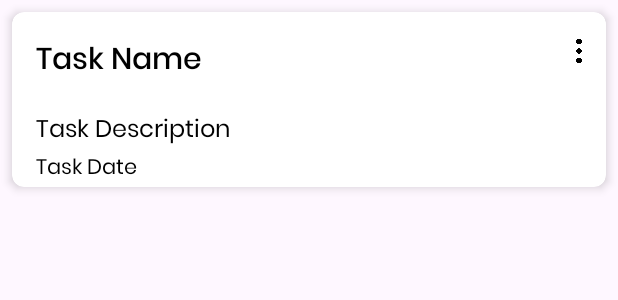
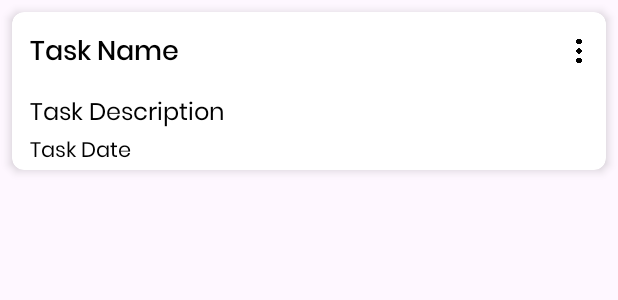
Before and after one commit to coderprem/fb-realtime-notes-app, an Android app: the layout task_row.xml on its own in the app's theme, with its tools: preview values and no code run, on a phone screen of 412 x 824 dp. Shown: the top 300 px of the screen. Run offline under Robolectric (Android 15) with nearby library versions, the phone set to English and light mode, and no system bars.

Commit message:
changed task_row

```diff
--- a/app/src/main/java/com/example/notes/MainActivity.kt
+++ b/app/src/main/java/com/example/notes/MainActivity.kt
@@ -180,9 +180,9 @@ class MainActivity : AppCompatActivity() {
     }
     private fun toggleAscText() :String {
         return if (sortByAsc) {
-            "Desc"
+            "Newest First"
         } else {
-            "Asc"
+            "Oldest First"
         }
     }
 }
--- a/app/src/main/res/layout/task_row.xml
+++ b/app/src/main/res/layout/task_row.xml
@@ -13,14 +13,15 @@
 
         <TextView
             android:id="@+id/tv_task_title"
-            android:layout_width="0dp"
+            android:layout_width="wrap_content"
+            android:maxWidth="200dp"
             android:layout_height="wrap_content"
-            android:layout_margin="16dp"
+            android:layout_margin="12dp"
             android:fontFamily="@font/poppins_medium"
             android:text="Task Name"
             android:textColor="@color/black"
             android:ems="10"
-            android:textSize="20sp"
+            android:textSize="18sp"
             android:maxLines="2"
             android:ellipsize="end"
             app:layout_constraintStart_toStartOf="parent"
@@ -30,7 +31,7 @@
             android:id="@+id/tv_task_description"
             android:layout_width="0dp"
             android:layout_height="wrap_content"
-            android:layout_margin="16dp"
+            android:layout_margin="12dp"
             android:fontFamily="@font/poppins"
             android:text="Task Description"
             android:textColor="@color/black"
@@ -47,7 +48,7 @@
             android:fontFamily="@font/poppins"
             android:text="Task Date"
             android:textColor="@color/black"
-            android:layout_marginStart="16dp"
+            android:layout_marginStart="12dp"
             android:textSize="14sp"
             app:layout_constraintTop_toBottomOf="@id/tv_task_description"
             app:layout_constraintStart_toStartOf="parent"/>
```
